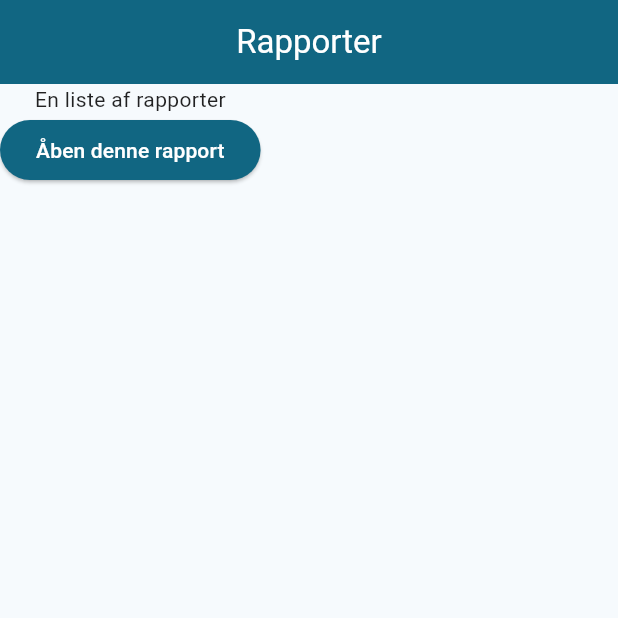
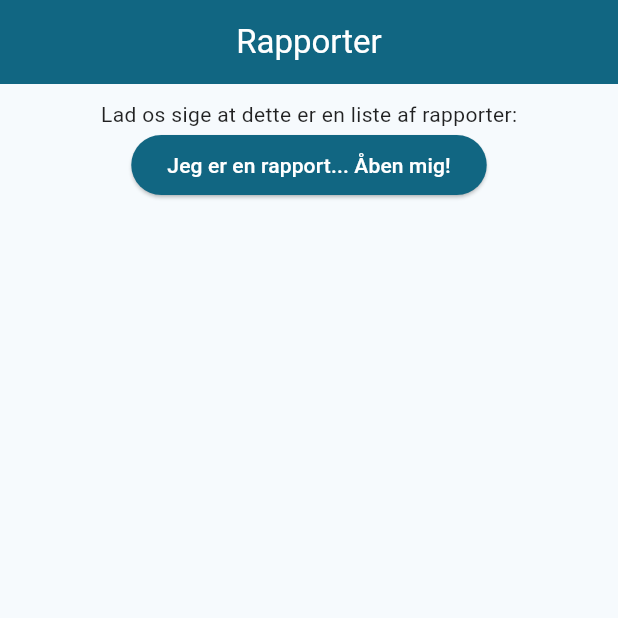
Before and after one commit to DSmaSSen/QM-App, a Flutter app: the screen it shows after launch, on a phone screen of 412 x 824 dp, the top half of it. Run offline on Flutter 3.47's test engine with Material 3 defaults, Android fonts, the phone set to English and light mode, and no system bars.

Commit message:
Bugfix: Error caused by renamed paths, also did some minor layout changes

```diff
--- a/qm_app/lib/views/report_page.dart
+++ b/qm_app/lib/views/report_page.dart
@@ -7,10 +7,10 @@ class ReportPage extends StatelessWidget {
   Widget build(BuildContext context) {
     return Scaffold(
       appBar: AppBar(
-        title: const Text('Se denne rapport'),
+        title: const Text('Se! En rapport!'),
       ),
       body: Center(
-        child: const Text('Jeg er en rapport'),
+        child: const Text('Hej! Jeg er en rapport :)'),
       ),
     );
   }
--- a/qm_app/lib/views/reports_page.dart
+++ b/qm_app/lib/views/reports_page.dart
@@ -9,16 +9,21 @@ class ReportsPage extends StatelessWidget {
       appBar: AppBar(
         title: const Text('Rapporter'),
       ),
-      body: Column(
-        children: [
-          const Text('En liste af rapporter'),
-          ElevatedButton(
-            onPressed: () {
-              Navigator.pushNamed(context, '/report_page');
-            },
-            child: const Text('Åben denne rapport'),
+      body: Center(
+        child: Container(
+          padding: EdgeInsets.all(10),
+          child: Column(
+            children: [
+              const Text('Lad os sige at dette er en liste af rapporter:'),
+              ElevatedButton(
+                onPressed: () {
+                  Navigator.pushNamed(context, '/report');
+                },
+                child: const Text('Jeg er en rapport... Åben mig!'),
+              ),
+            ],
           ),
-        ],
+        ),
       ),
     );
   }
```
Also changed, not shown: qm_app/lib/theme_builder.dart (+0 -38 lines).
